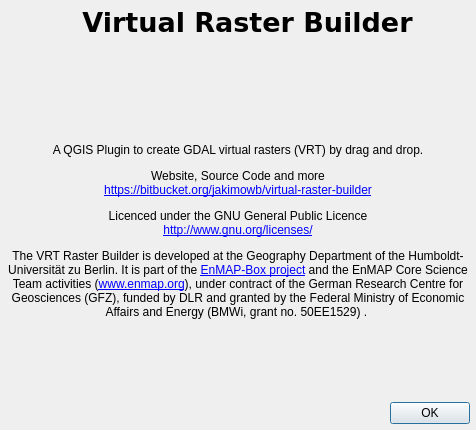
jakimowb/virtual-raster-builder, file vrtbuilder/ui/about.ui: the form before one commit.
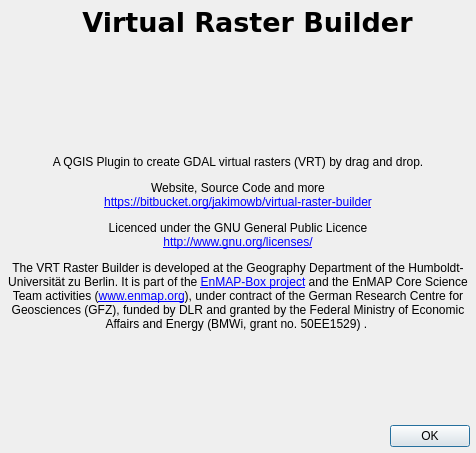
The form after the commit. Icons and pictures are not drawn.

```diff
--- a/vrtbuilder/ui/about.ui
+++ b/vrtbuilder/ui/about.ui
@@ -7,7 +7,7 @@
     <x>0</x>
     <y>0</y>
     <width>476</width>
-    <height>430</height>
+    <height>453</height>
    </rect>
   </property>
   <property name="sizePolicy">
```
